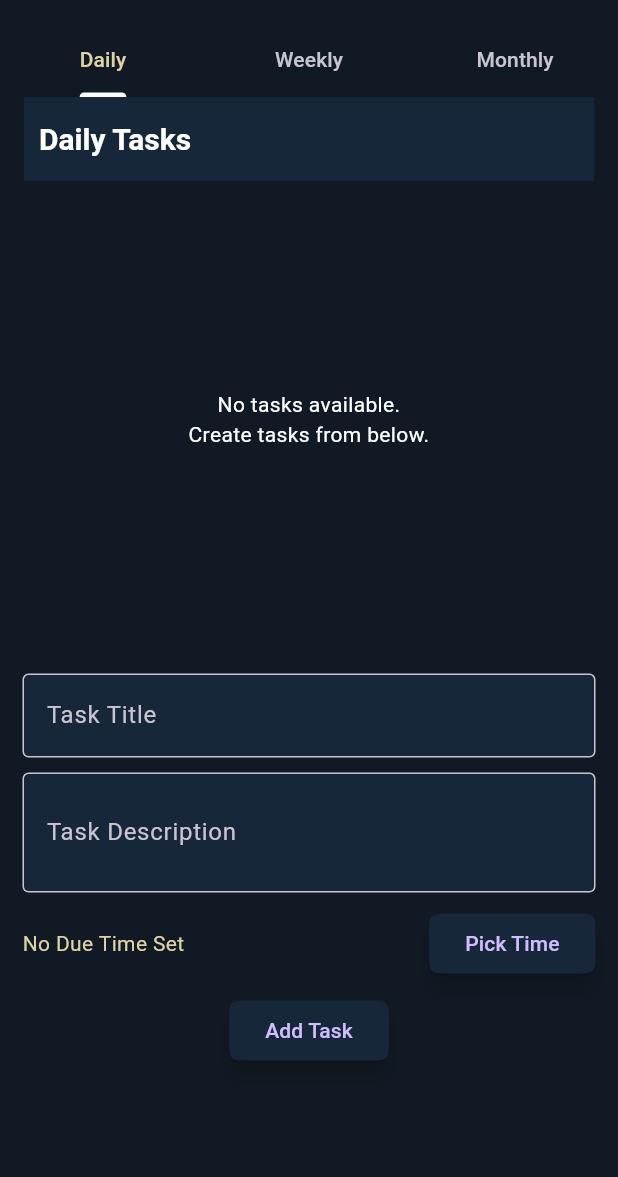
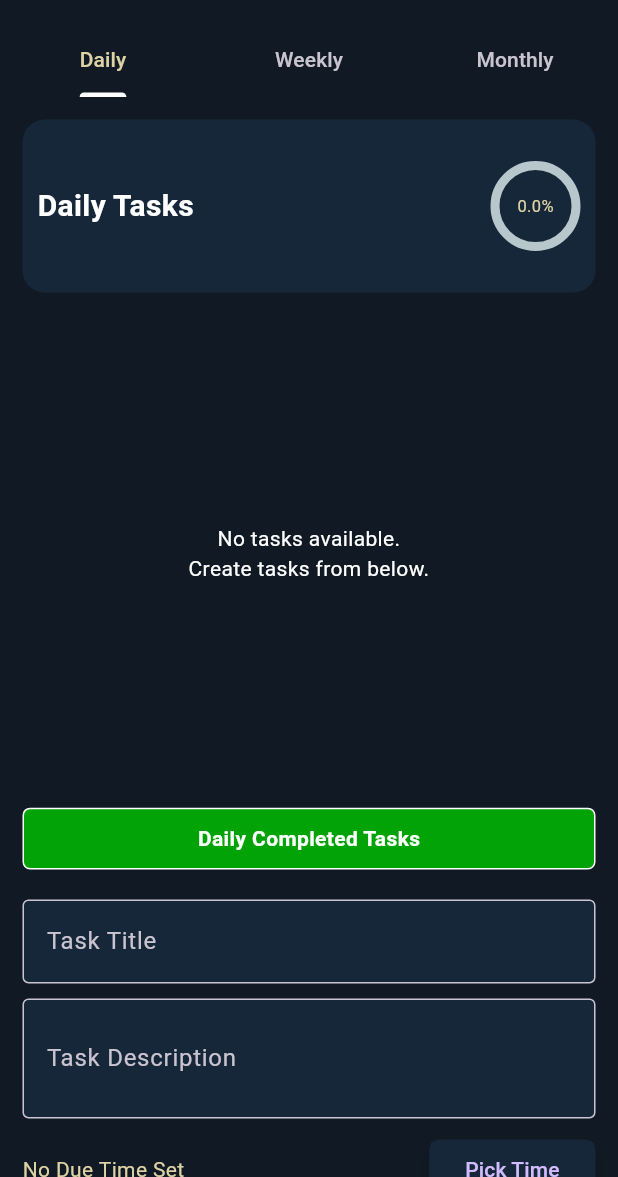
Before and after one commit to Dragorrik/Goal-Ventures, a Flutter app: the screen it shows after launch, on a phone screen of 412 x 824 dp, the part 59-1236 px from its top. Run offline on Flutter 3.47's test engine with Material 3 defaults, Android fonts, the light colour scheme and no system bars; drawn by our look-alikes of percent_indicator; our stand-ins replace animated_text_kit, hive_flutter, table_calendar; accounts and stored records are empty.

Commit message:
70% complete

```diff
--- a/lib/models/task_model.dart
+++ b/lib/models/task_model.dart
@@ -19,11 +19,15 @@ class Task extends HiveObject {
   @HiveField(4)
   final DateTime createdTime; // Time when the task is created.
 
+  @HiveField(5)
+  bool isCompleted; // Time when the task is created.
+
   Task({
     required this.title,
     required this.description,
     this.dueDate,
     required this.category,
     required this.createdTime,
+    this.isCompleted = false,
   });
 }
--- a/lib/pages/calender_page.dart
+++ b/lib/pages/calender_page.dart
@@ -83,7 +83,7 @@ class _HighlightedCalendarState extends State<HighlightedCalendar> {
                                   final taskProvider =
                                       Provider.of<TaskProvider>(context,
                                           listen: false);
-                                  taskProvider.deleteSpecificTask(task);
+                                  taskProvider.markTaskAsCompleted(task);
                                   Navigator.of(context).pop(); // Close dialog
                                 },
                                 child: const Text(
--- a/lib/pages/task_screen.dart
+++ b/lib/pages/task_screen.dart
@@ -1,5 +1,7 @@
 import 'package:flutter/material.dart';
 import 'package:goal_ventures/pages/calender_page.dart';
+import 'package:goal_ventures/pages/completed_task_page.dart';
+import 'package:percent_indicator/circular_percent_indicator.dart';
 import 'package:provider/provider.dart';
 import '../models/task_model.dart';
 import '../providers/task_provider.dart';
@@ -97,7 +99,7 @@ class _TaskScreenState extends State<TaskScreen>
           style: TextStyle(color: Colors.white),
           textAlign: TextAlign.center,
         ),
-        backgroundColor: Color.fromARGB(255, 121, 230, 125),
+        backgroundColor: Color.fromARGB(255, 2, 163, 7),
         behavior: SnackBarBehavior.floating,
       ),
     );
@@ -153,13 +155,21 @@ class _TaskScreenState extends State<TaskScreen>
   @override
   Widget build(BuildContext context) {
     final taskProvider = Provider.of<TaskProvider>(context);
-    final tasks = taskProvider.getTasks(widget.category);
+    final tasks = taskProvider
+        .getTasks(widget.category)
+        .where((task) => !task.isCompleted) // Show only incomplete tasks
+        .toList();
 
     return Scaffold(
-      appBar: AppBar(
-        title: Container(
+      body: SingleChildScrollView(
+        child: SlideTransition(
+          position: _slideAnimation,
+          child: Column(
+            children: [
+              Container(
+                margin: const EdgeInsets.all(15),
                 padding: const EdgeInsets.all(10),
-          height: MediaQuery.of(context).size.height * 0.1,
+                height: MediaQuery.of(context).size.height * 0.14,
                 width: double.infinity,
                 decoration: const BoxDecoration(
                   borderRadius: BorderRadius.all(Radius.circular(15)),
@@ -173,17 +183,24 @@ class _TaskScreenState extends State<TaskScreen>
                       style: const TextStyle(
                         color: Colors.white,
                         fontWeight: FontWeight.bold,
+                        fontSize: 20,
                       ),
+                    ),
+                    CircularPercentIndicator(
+                      radius: 30.0,
+                      lineWidth: 6.0,
+                      percent: taskProvider
+                              .calculateCompletionPercentage(widget.category) /
+                          100,
+                      center: Text(
+                        '${taskProvider.calculateCompletionPercentage(widget.category).toStringAsFixed(1)}%',
+                        style: const TextStyle(fontSize: 11),
+                      ),
+                      progressColor: Colors.green,
                     ),
                   ],
                 ),
               ),
-      ),
-      body: SingleChildScrollView(
-        child: SlideTransition(
-          position: _slideAnimation,
-          child: Column(
-            children: [
               const SizedBox(
                 height: 15,
               ),
@@ -234,27 +251,52 @@ class _TaskScreenState extends State<TaskScreen>
                                         ),
                                         child: ListTile(
                                           title: Text(
+                                            textAlign: TextAlign.center,
                                             task.title,
                                             style: const TextStyle(
                                                 color: Color(0XFFDDD3A4)),
                                           ),
                                           subtitle: Column(
-                                            crossAxisAlignment:
-                                                CrossAxisAlignment.start,
+                                            // crossAxisAlignment:
+                                            //     CrossAxisAlignment.start,
                                             children: [
-                                              Text(task.description),
+                                              Text(
+                                                  textAlign: TextAlign.center,
+                                                  task.description),
                                               if (task.dueDate != null)
                                                 Text(
+                                                    textAlign: TextAlign.center,
                                                     'Due: ${task.dueDate?.hour}:${task.dueDate?.minute}'),
                                               Text(
+                                                  textAlign: TextAlign.center,
                                                   'Created: ${task.createdTime.year}-${task.createdTime.month}-${task.createdTime.day}'),
+                                              InkWell(
+                                                onTap: () => taskProvider
+                                                    .markTaskAsCompleted(task),
+                                                child: Container(
+                                                  margin: const EdgeInsets.only(
+                                                      top: 15),
+                                                  width: double.infinity,
+                                                  padding:
+                                                      const EdgeInsets.all(5),
+                                                  decoration:
+                                                      const BoxDecoration(
+                                                          color: Color.fromARGB(
+                                                              255, 219, 82, 73),
+                                                          borderRadius:
+                                                              BorderRadius.all(
+                                                                  Radius
+                                                                      .circular(
+                                                                          10))),
+                                                  child: const Text(
+                                                    textAlign: TextAlign.center,
+                                                    'Done',
+                                                    style: TextStyle(
+                                                        color: Colors.white),
+                                                  ),
+                                                ),
+                                              ),
                                             ],
-                                          ),
-                                          trailing: IconButton(
-                                            icon: const Icon(Icons.delete,
-                                                color: Color(0XFFB75B48)),
-                                            onPressed: () => taskProvider
-                                                .deleteTaskAtIndex(index),
                                           ),
                                         ),
                                       ),
@@ -315,6 +357,60 @@ class _TaskScreenState extends State<TaskScreen>
                 padding: const EdgeInsets.all(15),
                 child: Column(
                   children: [
+                    InkWell(
+                      onTap: () {
+                        Navigator.push(
+                            context,
+                            MaterialPageRoute(
+                                builder: (context) => CompletedTaskPage(
+                                      category: widget.category,
+                                    )));
+                      },
+                      child: Container(
+                        //margin: const EdgeInsets.all(15),
+                        //padding: const EdgeInsets.all(5),
+                        height: MediaQuery.of(context).size.height * 0.05,
+                        width: double.infinity,
+                        decoration: const BoxDecoration(
+                          borderRadius: BorderRadius.all(Radius.circular(5)),
+                          color: Color.fromARGB(255, 2, 163, 7),
+                          border: Border(
+                            top: BorderSide(
+                              color: Colors.white,
+                              //width: 1.2,
+                            ),
+                            left: BorderSide(
+                              color: Colors.white,
+                              //width: 1.2,
+                            ),
+                            bottom: BorderSide(
+                              color: Colors.white,
+                              //width: 1.2,
+                            ),
+                            right: BorderSide(
+                              color: Colors.white,
+                              // width: 1.2,
+                            ),
+                          ),
+                        ),
+                        child: Row(
+                          mainAxisAlignment: MainAxisAlignment.center,
+                          children: [
+                            Text(
+                              '${widget.category} Completed Tasks',
+                              style: const TextStyle(
+                                color: Colors.white,
+                                fontWeight: FontWeight.bold,
+                                //fontSize: 15,
+                              ),
+                            ),
+                          ],
+                        ),
+                      ),
+                    ),
+                    const SizedBox(
+                      height: 20,
+                    ),
                     TextField(
                       controller: _titleController,
                       decoration: const InputDecoration(
```
Also changed, not shown: lib/pages/completed_task_page.dart (added, +128 -0 lines), lib/providers/task_provider.dart (+71 -0 lines), lib/models/task_model.g.dart. Lines whose indentation alone changed are shown as unchanged.
